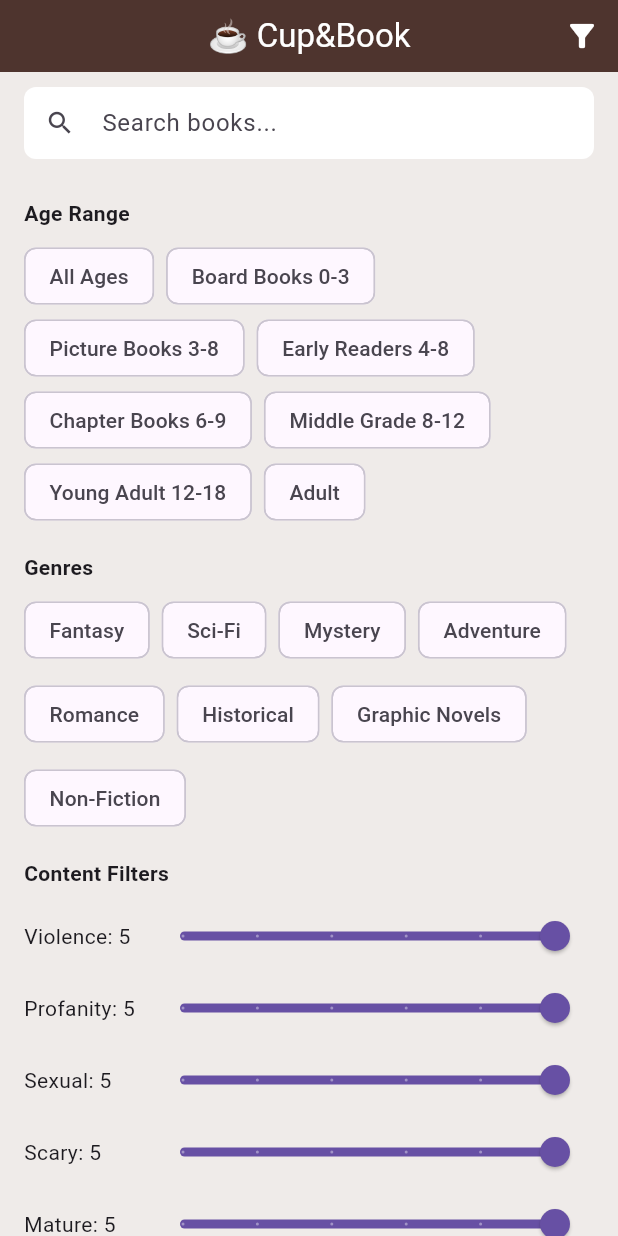
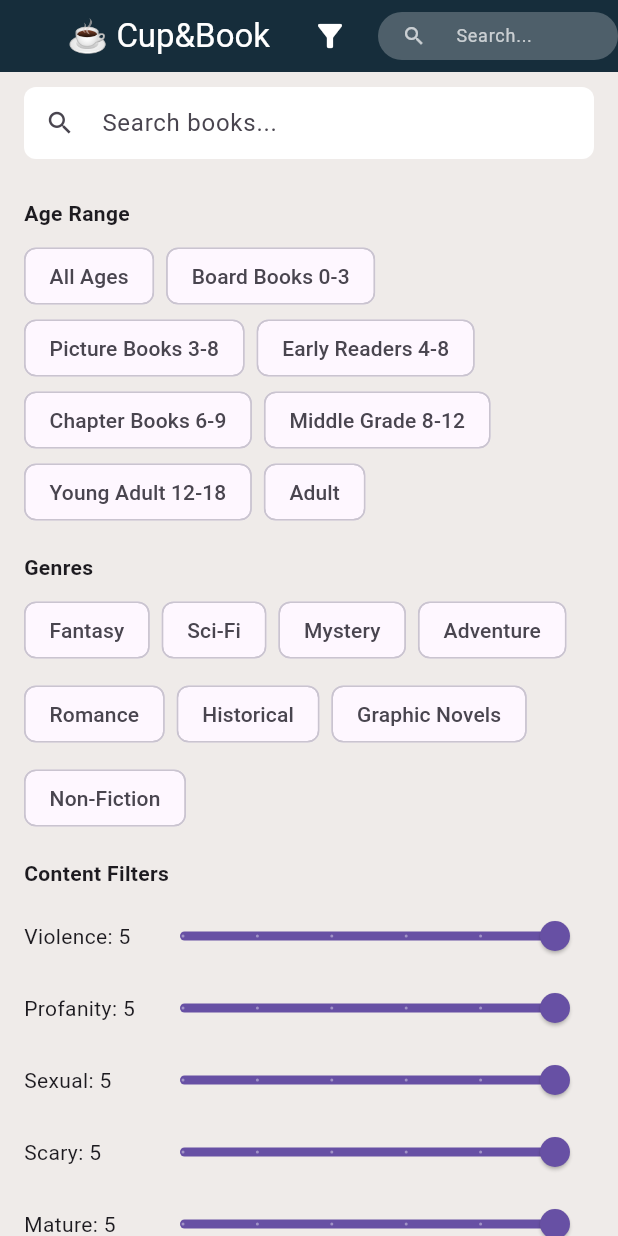
Before and after one commit to LizAriAi/Cup-and-Book, a Flutter app: the screen it shows after launch, after a tap on the "filter alt" icon, on a phone screen of 412 x 824 dp. Run offline on Flutter 3.47's test engine with Material 3 defaults, Android fonts, the phone set to English and light mode, and no system bars; network calls fail.

Commit message:
Move filter button left of search bar, fix top bar color

```diff
--- a/lib/screens/home_screen.dart
+++ b/lib/screens/home_screen.dart
@@ -92,7 +92,7 @@ class _HomeScreenState extends State<HomeScreen> {
           ],
         ),
         centerTitle: true,
-        backgroundColor: Colors.brown[800],
+        backgroundColor: Color(0xFF162D3B),
         foregroundColor: Colors.white,
         actions: [
           IconButton(
@@ -102,6 +102,34 @@ class _HomeScreenState extends State<HomeScreen> {
                 _showFilters = !_showFilters;
               });
             },
+          ),
+          const SizedBox(width: 8),
+          SizedBox(
+            width: 160,
+            height: 32,
+            child: TextField(
+              controller: _searchController,
+              style: const TextStyle(fontSize: 13, color: Colors.white),
+              decoration: InputDecoration(
+                hintText: 'Search...',
+                hintStyle: TextStyle(color: Colors.white70, fontSize: 12),
+                prefixIcon: const Icon(Icons.search, size: 16, color: Colors.white70),
+                filled: true,
+                fillColor: Colors.white24,
+                contentPadding: const EdgeInsets.symmetric(horizontal: 8, vertical: 2),
+                border: OutlineInputBorder(
+                  borderRadius: BorderRadius.circular(16),
+                  borderSide: BorderSide.none,
+                ),
+              ),
+              onChanged: (value) {
+                if (value.isEmpty) {
+                  _loadBooks();
+                } else {
+                  _searchBooks(value);
+                }
+              },
+            ),
           ),
         ],
         bottom: PreferredSize(
```
Also changed, not shown: 2 other files.
